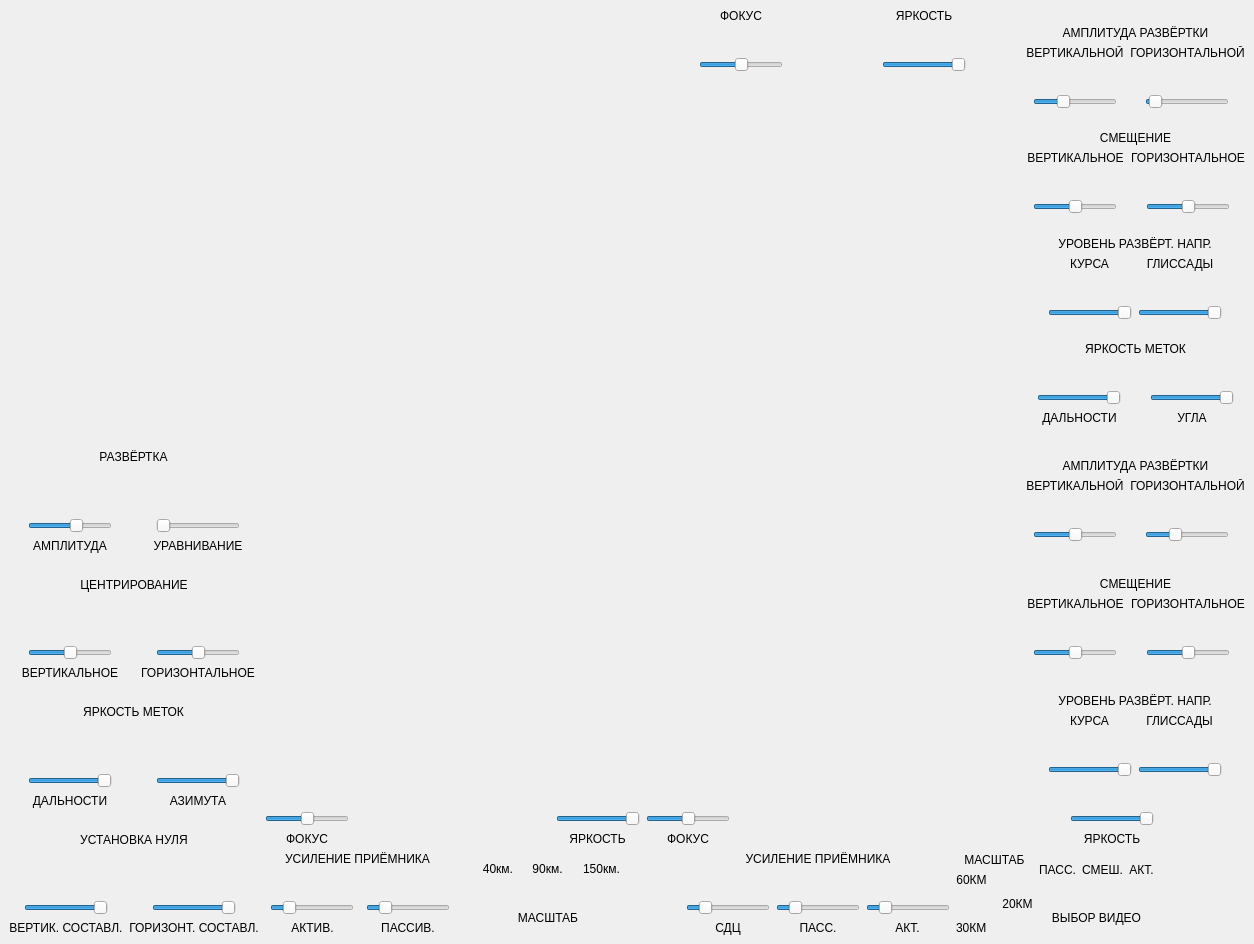
First picture: the form in rspview.ui, repository Carduelis/vk, before the edit.
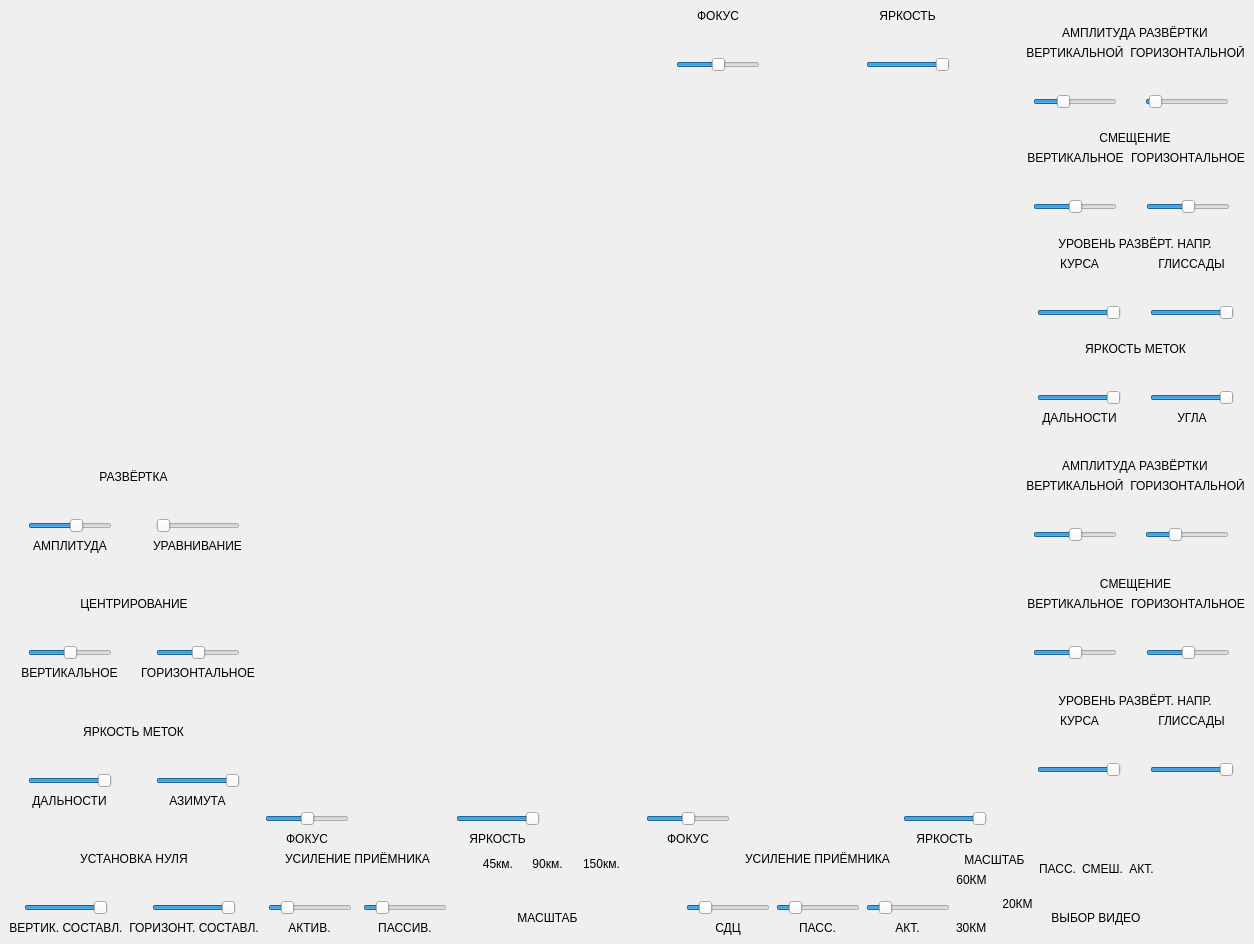
Second picture: the form after the edit. Icons and pictures are not drawn. Custom widgets are drawn as their Qt base class.

Commit message: Оживление рычагов, регуляторов и кнопок в интерфейсе, эмулирующем РСП (RSPView)

The edit to the form file:
```diff
--- a/rspview.ui
+++ b/rspview.ui
@@ -51,7 +51,7 @@
           </property>
          </widget>
         </item>
-        <item row="2" column="0">
+        <item row="2" column="0" alignment="Qt::AlignHCenter|Qt::AlignVCenter">
          <widget class="QSlider" name="ChangeRightFocus">
           <property name="sizePolicy">
            <sizepolicy hsizetype="Fixed" vsizetype="Fixed">
@@ -115,7 +115,7 @@
       </item>
       <item row="1" column="2">
        <layout class="QGridLayout" name="gridLayout_78">
-        <item row="0" column="0">
+        <item row="0" column="0" alignment="Qt::AlignHCenter|Qt::AlignVCenter">
          <widget class="QLabel" name="LabelRightFocusBrightness">
           <property name="sizePolicy">
            <sizepolicy hsizetype="Minimum" vsizetype="Fixed">
@@ -166,7 +166,7 @@
           </property>
          </widget>
         </item>
-        <item row="2" column="0">
+        <item row="2" column="0" alignment="Qt::AlignHCenter|Qt::AlignVCenter">
          <widget class="QSlider" name="ChangeRightFocusBrightness">
           <property name="sizePolicy">
            <sizepolicy hsizetype="Fixed" vsizetype="Fixed">
@@ -193,13 +193,29 @@
         </item>
        </layout>
       </item>
+      <item row="1" column="3">
+       <spacer name="horizontalSpacer_7">
+        <property name="orientation">
+         <enum>Qt::Horizontal</enum>
+        </property>
+        <property name="sizeType">
+         <enum>QSizePolicy::Minimum</enum>
+        </property>
+        <property name="sizeHint" stdset="0">
+         <size>
+          <width>40</width>
+          <height>20</height>
+         </size>
+        </property>
+       </spacer>
+      </item>
      </layout>
     </item>
     <item row="0" column="3" rowspan="2">
      <layout class="QGridLayout" name="gridLayout_76">
       <item row="0" column="0">
        <layout class="QGridLayout" name="gridLayout_63">
-        <item row="0" column="0">
+        <item row="0" column="0" alignment="Qt::AlignHCenter|Qt::AlignBottom">
          <widget class="QLabel" name="LabelRightScanAmp">
           <property name="text">
            <string>АМПЛИТУДА РАЗВЁРТКИ</string>
@@ -369,7 +385,7 @@
       </item>
       <item row="1" column="0">
        <layout class="QGridLayout" name="gridLayout_67">
-        <item row="0" column="0">
+        <item row="0" column="0" alignment="Qt::AlignHCenter|Qt::AlignBottom">
          <widget class="QLabel" name="LabelRightOffset">
           <property name="text">
            <string>СМЕЩЕНИЕ</string>
@@ -383,7 +399,7 @@
          <layout class="QGridLayout" name="gridLayout_66">
           <item row="0" column="0">
            <layout class="QGridLayout" name="gridLayout_64">
-            <item row="0" column="0">
+            <item row="0" column="0" alignment="Qt::AlignHCenter|Qt::AlignVCenter">
              <widget class="QLabel" name="LabelRightOffsetVertical">
               <property name="text">
                <string>ВЕРТИКАЛЬНОЕ</string>
@@ -539,7 +555,7 @@
       </item>
       <item row="2" column="0">
        <layout class="QGridLayout" name="gridLayout_71">
-        <item row="0" column="0">
+        <item row="0" column="0" alignment="Qt::AlignHCenter|Qt::AlignBottom">
          <widget class="QLabel" name="LabelRightDirection">
           <property name="text">
            <string>УРОВЕНЬ РАЗВЁРТ. НАПР.</string>
@@ -563,7 +579,7 @@
               </property>
              </widget>
             </item>
-            <item row="2" column="0">
+            <item row="2" column="0" alignment="Qt::AlignHCenter|Qt::AlignVCenter">
              <widget class="QSlider" name="ChangeRightDirectionTrack">
               <property name="sizePolicy">
                <sizepolicy hsizetype="Fixed" vsizetype="Fixed">
@@ -614,7 +630,7 @@
               <property name="iconSize">
                <size>
                 <width>20</width>
-                <height>20</height>
+                <height>23</height>
                </size>
               </property>
               <property name="flat">
@@ -655,7 +671,7 @@
               <property name="iconSize">
                <size>
                 <width>20</width>
-                <height>20</height>
+                <height>23</height>
                </size>
               </property>
               <property name="flat">
@@ -663,7 +679,7 @@
               </property>
              </widget>
             </item>
-            <item row="2" column="0">
+            <item row="2" column="0" alignment="Qt::AlignHCenter|Qt::AlignVCenter">
              <widget class="QSlider" name="ChangeRightDirectionGlide">
               <property name="sizePolicy">
                <sizepolicy hsizetype="Fixed" vsizetype="Fixed">
@@ -685,7 +701,7 @@
               </property>
              </widget>
             </item>
-            <item row="0" column="0">
+            <item row="0" column="0" alignment="Qt::AlignHCenter|Qt::AlignVCenter">
              <widget class="QLabel" name="LabelRightDirectionGlide">
               <property name="text">
                <string>ГЛИССАДЫ</string>
@@ -703,7 +719,7 @@
       </item>
       <item row="3" column="0">
        <layout class="QGridLayout" name="gridLayout_75">
-        <item row="0" column="0">
+        <item row="0" column="0" alignment="Qt::AlignHCenter|Qt::AlignBottom">
          <widget class="QLabel" name="LabelRightBrightness">
           <property name="text">
            <string>ЯРКОСТЬ МЕТОК</string>
@@ -742,7 +758,7 @@
               </property>
              </widget>
             </item>
-            <item row="2" column="0">
+            <item row="2" column="0" alignment="Qt::AlignHCenter|Qt::AlignVCenter">
              <widget class="QLabel" name="LabelRightBrightnessRange">
               <property name="text">
                <string>ДАЛЬНОСТИ</string>
@@ -791,7 +807,7 @@
           </item>
           <item row="0" column="1">
            <layout class="QGridLayout" name="gridLayout_73">
-            <item row="2" column="0">
+            <item row="2" column="0" alignment="Qt::AlignHCenter|Qt::AlignVCenter">
              <widget class="QLabel" name="LabelRightBrightnessAzimuth">
               <property name="text">
                <string>УГЛА</string>
@@ -890,7 +906,7 @@
      <layout class="QGridLayout" name="gridLayout_20">
       <item row="0" column="0">
        <layout class="QGridLayout" name="gridLayout_7">
-        <item row="0" column="0" alignment="Qt::AlignHCenter|Qt::AlignVCenter">
+        <item row="0" column="0" alignment="Qt::AlignHCenter|Qt::AlignBottom">
          <widget class="QLabel" name="LabelMainScan">
           <property name="text">
            <string>РАЗВЁРТКА</string>
@@ -963,7 +979,7 @@
               </property>
              </widget>
             </item>
-            <item row="2" column="0">
+            <item row="2" column="0" alignment="Qt::AlignHCenter|Qt::AlignVCenter">
              <widget class="QLabel" name="LabelMainScanAmp">
               <property name="text">
                <string>АМПЛИТУДА</string>
@@ -1036,7 +1052,7 @@
               </property>
              </widget>
             </item>
-            <item row="2" column="0">
+            <item row="2" column="0" alignment="Qt::AlignHCenter|Qt::AlignVCenter">
              <widget class="QLabel" name="LabelMainScanEqua">
               <property name="text">
                <string>УРАВНИВАНИЕ</string>
@@ -1054,7 +1070,7 @@
       </item>
       <item row="1" column="0">
        <layout class="QGridLayout" name="gridLayout_11">
-        <item row="0" column="0" alignment="Qt::AlignHCenter|Qt::AlignVCenter">
+        <item row="0" column="0" alignment="Qt::AlignHCenter|Qt::AlignBottom">
          <widget class="QLabel" name="LabelMainOffset">
           <property name="text">
            <string>ЦЕНТРИРОВАНИЕ</string>
@@ -1130,7 +1146,7 @@
               </property>
              </widget>
             </item>
-            <item row="2" column="0">
+            <item row="2" column="0" alignment="Qt::AlignHCenter|Qt::AlignVCenter">
              <widget class="QLabel" name="LabelMainOffsetVertical">
               <property name="text">
                <string>ВЕРТИКАЛЬНОЕ</string>
@@ -1206,7 +1222,7 @@
               </property>
              </widget>
             </item>
-            <item row="2" column="0">
+            <item row="2" column="0" alignment="Qt::AlignHCenter|Qt::AlignVCenter">
              <widget class="QLabel" name="LabelMainOffsetHorizontal">
               <property name="text">
                <string>ГОРИЗОНТАЛЬНОЕ</string>
@@ -1224,7 +1240,7 @@
       </item>
       <item row="2" column="0">
        <layout class="QGridLayout" name="gridLayout_15">
-        <item row="0" column="0" alignment="Qt::AlignHCenter|Qt::AlignVCenter">
+        <item row="0" column="0" alignment="Qt::AlignHCenter|Qt::AlignBottom">
          <widget class="QLabel" name="LabelMainBrightness">
           <property name="text">
            <string>ЯРКОСТЬ МЕТОК</string>
@@ -1298,7 +1314,7 @@
               </property>
              </widget>
             </item>
-            <item row="2" column="0">
+            <item row="2" column="0" alignment="Qt::AlignHCenter|Qt::AlignVCenter">
              <widget class="QLabel" name="LabelMainBrightnessRange">
               <property name="text">
                <string>ДАЛЬНОСТИ</string>
@@ -1372,7 +1388,7 @@
               </property>
              </widget>
             </item>
-            <item row="2" column="0">
+            <item row="2" column="0" alignment="Qt::AlignHCenter|Qt::AlignVCenter">
              <widget class="QLabel" name="LabelMainBrightnessAzimuth">
               <property name="text">
                <string>АЗИМУТА</string>
@@ -1390,7 +1406,7 @@
       </item>
       <item row="3" column="0">
        <layout class="QGridLayout" name="gridLayout_19">
-        <item row="0" column="0" alignment="Qt::AlignHCenter|Qt::AlignVCenter">
+        <item row="0" column="0" alignment="Qt::AlignHCenter|Qt::AlignBottom">
          <widget class="QLabel" name="LabelMainNullSet">
           <property name="text">
            <string>УСТАНОВКА НУЛЯ</string>
@@ -1742,7 +1758,7 @@
           </item>
          </layout>
         </item>
-        <item row="0" column="0">
+        <item row="0" column="0" alignment="Qt::AlignHCenter|Qt::AlignBottom">
          <widget class="QLabel" name="LabelTopScanAmp">
           <property name="text">
            <string>АМПЛИТУДА РАЗВЁРТКИ</string>
@@ -1926,7 +1942,7 @@
       </item>
       <item row="2" column="0">
        <layout class="QGridLayout" name="gridLayout_43">
-        <item row="0" column="0">
+        <item row="0" column="0" alignment="Qt::AlignHCenter|Qt::AlignBottom">
          <widget class="QLabel" name="LabelTopDirection">
           <property name="text">
            <string>УРОВЕНЬ РАЗВЁРТ. НАПР.</string>
@@ -1940,7 +1956,7 @@
          <layout class="QGridLayout" name="gridLayout_42">
           <item row="0" column="0">
            <layout class="QGridLayout" name="gridLayout_40">
-            <item row="0" column="0" alignment="Qt::AlignHCenter|Qt::AlignTop">
+            <item row="0" column="0" alignment="Qt::AlignHCenter|Qt::AlignVCenter">
              <widget class="QLabel" name="LabelTopDirectionTrack">
               <property name="text">
                <string>КУРСА</string>
@@ -1979,7 +1995,7 @@
               <property name="iconSize">
                <size>
                 <width>20</width>
-                <height>20</height>
+                <height>23</height>
                </size>
               </property>
               <property name="flat">
@@ -1987,7 +2003,7 @@
               </property>
              </widget>
             </item>
-            <item row="2" column="0">
+            <item row="2" column="0" alignment="Qt::AlignHCenter|Qt::AlignVCenter">
              <widget class="QSlider" name="ChangeTopDirectionTrack">
               <property name="sizePolicy">
                <sizepolicy hsizetype="Fixed" vsizetype="Fixed">
@@ -2052,7 +2068,7 @@
               <property name="iconSize">
                <size>
                 <width>20</width>
-                <height>20</height>
+                <height>23</height>
                </size>
               </property>
               <property name="flat">
@@ -2060,7 +2076,7 @@
               </property>
              </widget>
             </item>
-            <item row="2" column="0">
+            <item row="2" column="0" alignment="Qt::AlignHCenter|Qt::AlignVCenter">
              <widget class="QSlider" name="ChangeTopDirectionGlide">
               <property name="sizePolicy">
                <sizepolicy hsizetype="Fixed" vsizetype="Fixed">
@@ -2156,7 +2172,7 @@
             </property>
            </widget>
           </item>
-          <item row="2" column="0">
+          <item row="2" column="0" alignment="Qt::AlignHCenter|Qt::AlignTop">
            <widget class="QLabel" name="LabelMainFocus">
             <property name="text">
              <string>ФОКУС</string>
@@ -2218,7 +2234,7 @@
             </property>
            </widget>
           </item>
-          <item row="2" column="0" alignment="Qt::AlignHCenter|Qt::AlignVCenter">
+          <item row="2" column="0" alignment="Qt::AlignHCenter|Qt::AlignTop">
            <widget class="QLabel" name="LabelMainFocusBrightness">
             <property name="text">
              <string>ЯРКОСТЬ</string>
@@ -2228,7 +2244,7 @@
             </property>
            </widget>
           </item>
-          <item row="1" column="0">
+          <item row="1" column="0" alignment="Qt::AlignHCenter|Qt::AlignVCenter">
            <widget class="QSlider" name="ChangeMainFocusBrightness">
             <property name="sizePolicy">
              <sizepolicy hsizetype="Fixed" vsizetype="Fixed">
@@ -2252,6 +2268,22 @@
           </item>
          </layout>
         </item>
+        <item row="0" column="3">
+         <spacer name="horizontalSpacer_8">
+          <property name="orientation">
+           <enum>Qt::Horizontal</enum>
+          </property>
+          <property name="sizeType">
+           <enum>QSizePolicy::Expanding</enum>
+          </property>
+          <property name="sizeHint" stdset="0">
+           <size>
+            <width>40</width>
+            <height>20</height>
+           </size>
+          </property>
+         </spacer>
+        </item>
        </layout>
       </item>
       <item row="1" column="0">
@@ -2260,18 +2292,30 @@
          <layout class="QGridLayout" name="gridLayout_29">
           <item row="0" column="0">
            <layout class="QGridLayout" name="gridLayout_28">
-            <item row="0" column="0" alignment="Qt::AlignRight">
-             <widget class="QLabel" name="LabelMainScale40">
+            <item row="0" column="0" alignment="Qt::AlignRight|Qt::AlignVCenter">
+             <widget class="QLabel" name="LabelMainScale45">
+              <property name="sizePolicy">
+               <sizepolicy hsizetype="Fixed" vsizetype="Preferred">
+                <horstretch>0</horstretch>
+                <verstretch>0</verstretch>
+               </sizepolicy>
+              </property>
               <property name="text">
-               <string>40км.</string>
+               <string>45км.</string>
               </property>
               <property name="alignment">
                <set>Qt::AlignBottom|Qt::AlignRight|Qt::AlignTrailing</set>
               </property>
              </widget>
             </item>
-            <item row="0" column="1" alignment="Qt::AlignHCenter">
+            <item row="0" column="1" alignment="Qt::AlignHCenter|Qt::AlignVCenter">
              <widget class="QLabel" name="LabelMainScale90">
+              <property name="sizePolicy">
+               <sizepolicy hsizetype="Fixed" vsizetype="Preferred">
+                <horstretch>0</horstretch>
+                <verstretch>0</verstretch>
+               </sizepolicy>
+              </property>
               <property name="text">
                <string>90км.</string>
               </property>
@@ -2280,8 +2324,14 @@
               </property>
              </widget>
             </item>
-            <item row="0" column="2">
+            <item row="0" column="2" alignment="Qt::AlignLeft|Qt::AlignVCenter">
              <widget class="QLabel" name="LabelMainScale150">
+              <property name="sizePolicy">
+               <sizepolicy hsizetype="Fixed" vsizetype="Preferred">
+                <horstretch>0</horstretch>
+                <verstretch>0</verstretch>
+               </sizepolicy>
+              </property>
               <property name="text">
                <string>150км.</string>
               </property>
@@ -2321,7 +2371,7 @@
             </property>
            </widget>
           </item>
-          <item row="2" column="0">
+          <item row="2" column="0" alignment="Qt::AlignHCenter|Qt::AlignTop">
            <widget class="QLabel" name="LabelMainScale">
             <property name="text">
              <string>МАСШТАБ</string>
@@ -2406,7 +2456,7 @@
                 </property>
                </widget>
               </item>
-              <item row="2" column="0">
+              <item row="2" column="0" alignment="Qt::AlignHCenter|Qt::AlignVCenter">
                <widget class="QLabel" name="LabelMainTrashAKT">
                 <property name="text">
                  <string>АКТИВ.</string>
@@ -2455,7 +2505,7 @@
                 </property>
                </widget>
               </item>
-              <item row="1" column="0">
+              <item row="1" column="0" alignment="Qt::AlignHCenter|Qt::AlignVCenter">
                <widget class="QSlider" name="ChangeMainTrashPASS">
                 <property name="sizePolicy">
                  <sizepolicy hsizetype="Fixed" vsizetype="Fixed">
@@ -2565,7 +2615,7 @@
               </property>
              </widget>
             </item>
-            <item row="2" column="0">
+            <item row="2" column="0" alignment="Qt::AlignHCenter|Qt::AlignVCenter">
              <widget class="QLabel" name="LabelTopFocus">
               <property name="text">
                <string>ФОКУС</string>
@@ -2649,7 +2699,7 @@
               </property>
              </widget>
             </item>
-            <item row="2" column="0">
+            <item row="2" column="0" alignment="Qt::AlignHCenter|Qt::AlignVCenter">
              <widget class="QLabel" name="LabelTopBrightness">
               <property name="text">
                <string>ЯРКОСТЬ</string>
@@ -2661,6 +2711,19 @@
             </item>
            </layout>
           </item>
+          <item row="0" column="3">
+           <spacer name="horizontalSpacer_6">
+            <property name="orientation">
+             <enum>Qt::Horizontal</enum>
+            </property>
+            <property name="sizeHint" stdset="0">
+             <size>
+              <width>40</width>
+              <height>20</height>
+             </size>
+            </property>
+           </spacer>
+          </item>
          </layout>
         </item>
         <item>
@@ -2680,7 +2743,7 @@
           </item>
           <item row="0" column="1">
            <layout class="QGridLayout" name="gridLayout_52">
-            <item row="0" column="0">
+            <item row="0" column="0" alignment="Qt::AlignHCenter|Qt::AlignVCenter">
              <widget class="QLabel" name="LabelTopTrash">
               <property name="text">
                <string>УСИЛЕНИЕ ПРИЁМНИКА</string>
@@ -2765,7 +2828,7 @@
               </item>
               <item row="0" column="1">
                <layout class="QGridLayout" name="gridLayout_49">
-                <item row="2" column="0">
+                <item row="2" column="0" alignment="Qt::AlignHCenter|Qt::AlignVCenter">
                  <widget class="QLabel" name="LabelTopTrashPASS">
                   <property name="text">
                    <string>ПАСС.</string>
@@ -2911,7 +2974,7 @@
           </item>
           <item row="0" column="2">
            <layout class="QGridLayout" name="gridLayout_54">
-            <item row="0" column="0">
+            <item row="0" column="0" alignment="Qt::AlignHCenter|Qt::AlignBottom">
              <widget class="QLabel" name="LabelTopScale">
               <property name="text">
                <string>МАСШТАБ</string>
@@ -2964,7 +3027,7 @@
                   </property>
                  </widget>
                 </item>
-                <item row="0" column="1">
+                <item row="0" column="1" alignment="Qt::AlignLeft|Qt::AlignVCenter">
                  <widget class="QLabel" name="LabelTopScale20">
                   <property name="text">
                    <string>20КМ</string>
@@ -2976,7 +3039,7 @@
                 </item>
                </layout>
               </item>
-              <item row="2" column="0">
+              <item row="2" column="0" alignment="Qt::AlignLeft|Qt::AlignTop">
                <widget class="QLabel" name="LabelTopScale30">
                 <property name="text">
                  <string>30КМ</string>
@@ -2994,7 +3057,7 @@
            <layout class="QGridLayout" name="gridLayout_57">
             <item row="0" column="0">
              <layout class="QGridLayout" name="gridLayout_56">
-              <item row="0" column="0">
+              <item row="0" column="0" alignment="Qt::AlignRight|Qt::AlignBottom">
                <widget class="QLabel" name="LabelTopModePASS">
                 <property name="text">
                  <string>ПАСС.</string>
@@ -3004,7 +3067,7 @@
                 </property>
                </widget>
               </item>
-              <item row="0" column="1">
+              <item row="0" column="1" alignment="Qt::AlignHCenter|Qt::AlignBottom">
                <widget class="QLabel" name="LabelTopModeMixed">
                 <property name="text">
                  <string>СМЕШ.</string>
@@ -3014,7 +3077,7 @@
                 </property>
                </widget>
               </item>
-              <item row="0" column="2">
+              <item row="0" column="2" alignment="Qt::AlignLeft|Qt::AlignBottom">
                <widget class="QLabel" name="LabelTopModeAKT">
                 <property name="text">
                  <string>АКТ.</string>
@@ -3026,7 +3089,7 @@
               </item>
              </layout>
             </item>
-            <item row="1" column="0">
+            <item row="1" column="0" alignment="Qt::AlignHCenter|Qt::AlignVCenter">
              <widget class="QPushButton" name="SelectTopMode">
               <property name="cursor">
                <cursorShape>PointingHandCursor</cursorShape>
@@ -3055,7 +3118,7 @@
               </property>
              </widget>
             </item>
-            <item row="2" column="0">
+            <item row="2" column="0" alignment="Qt::AlignHCenter|Qt::AlignTop">
              <widget class="QLabel" name="LabelTopMode">
               <property name="text">
                <string>ВЫБОР ВИДЕО</string>
@@ -3227,6 +3290,12 @@
   </widget>
  </widget>
  <customwidgets>
+  <customwidget>
+   <class>MainLocator</class>
+   <extends>QWidget</extends>
+   <header>mainlocator.h</header>
+   <container>1</container>
+  </customwidget>
   <customwidget>
    <class>TopTriangleLocator</class>
    <extends>QWidget</extends>
@@ -3239,12 +3308,6 @@
    <header>righttrianglelocator.h</header>
    <container>1</container>
   </customwidget>
-  <customwidget>
-   <class>MainLocator</class>
-   <extends>QWidget</extends>
-   <header>mainlocator.h</header>
-   <container>1</container>
-  </customwidget>
  </customwidgets>
  <resources>
   <include location="Common.qrc"/>
```
Left out of the diff: 194 changed lines with no effect on the pictures. The commit also changes 5 other files.
